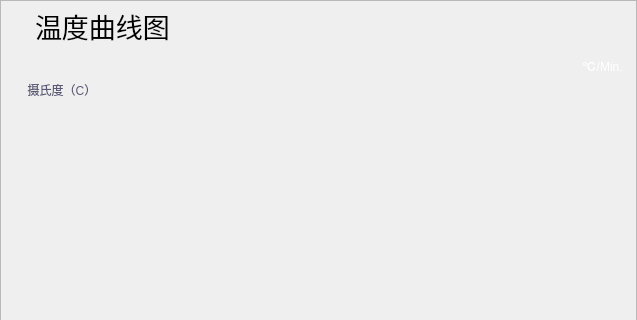
The window that hfIIMS/src/hftemperature.ui (lijingping/hfIIMS) describes before a commit, drawn with Qt 5; both pictures show x 0 to 637 and y 0 to 320 of the 637 by 474 pixel window.
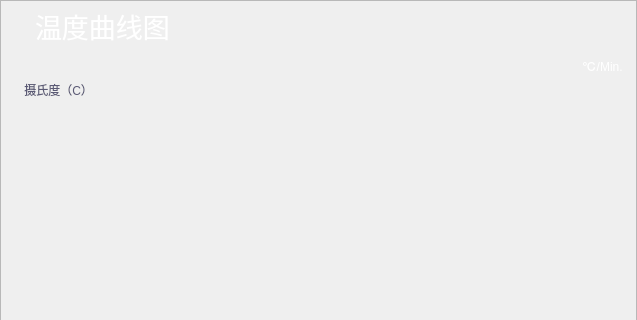
The same window after the commit. Icons and pictures are not drawn.

What changed in the file:
```diff
--- a/hfIIMS/src/hftemperature.ui
+++ b/hfIIMS/src/hftemperature.ui
@@ -67,6 +67,10 @@
          <pointsize>20</pointsize>
         </font>
        </property>
+       <property name="styleSheet">
+        <string notr="true">color: rgb(255, 255, 255);
+font: 20pt &quot;方正黑体简体&quot;;</string>
+       </property>
        <property name="text">
         <string>温度曲线图</string>
        </property>
@@ -120,7 +124,7 @@
 color: rgb(91, 90, 117);</string>
      </property>
      <property name="text">
-      <string>        摄氏度（C）</string>
+      <string>       摄氏度（C）</string>
      </property>
     </widget>
    </item>
```
Left out of the diff: 6 changed lines with no effect on the pictures.
